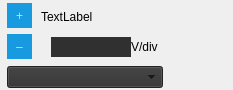
Old version of the form LEO_sniffy/GUI/widgetdialrange.ui in the repository jirik09/Sniffy.
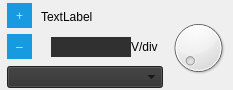
New version of the form. Custom widgets are drawn as their Qt base class.

Patch:
```diff
--- a/LEO_sniffy/GUI/widgetdialrange.ui
+++ b/LEO_sniffy/GUI/widgetdialrange.ui
@@ -463,6 +463,9 @@
       <property name="bottomMargin">
        <number>0</number>
       </property>
+      <item>
+       <widget class="CustomDial" name="dial"/>
+      </item>
      </layout>
     </widget>
    </item>
@@ -474,6 +477,11 @@
    <extends>QComboBox</extends>
    <header location="global">GUI/customcombobox.h</header>
   </customwidget>
+  <customwidget>
+   <class>CustomDial</class>
+   <extends>QDial</extends>
+   <header location="global">GUI/customdial.h</header>
+  </customwidget>
  </customwidgets>
  <resources/>
  <connections/>
```
